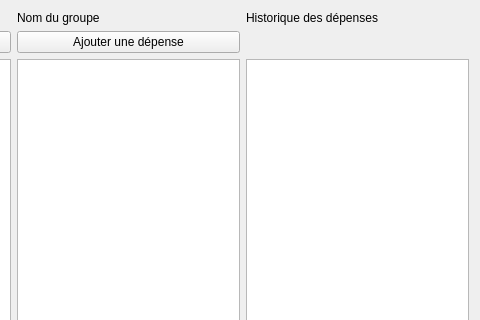
Above: vues/pagegestiondebudget/pagegestiondebudget.ui from Esr0g/ShareCount before the change; both pictures show x 223 to 703 and y 0 to 320 of the 703 by 691 pixel window. Below: the same form after it.
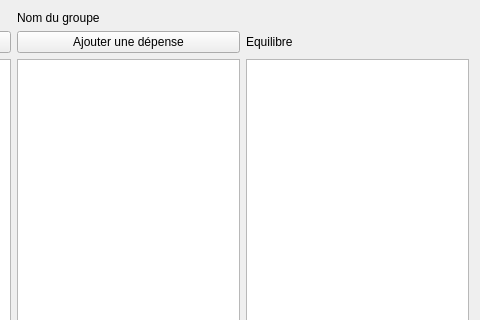
That is the form after the change.

What changed in the file:
```diff
--- a/vues/pagegestiondebudget/pagegestiondebudget.ui
+++ b/vues/pagegestiondebudget/pagegestiondebudget.ui
@@ -17,13 +17,6 @@
    <item row="3" column="2">
     <widget class="QListView" name="listView_3"/>
    </item>
-   <item row="1" column="2">
-    <widget class="QLabel" name="label_3">
-     <property name="text">
-      <string>Historique des dépenses</string>
-     </property>
-    </widget>
-   </item>
    <item row="1" column="0">
     <widget class="QLabel" name="label_2">
      <property name="text">
@@ -58,6 +51,13 @@
      </property>
     </widget>
    </item>
+   <item row="2" column="2">
+    <widget class="QLabel" name="label_3">
+     <property name="text">
+      <string>Equilibre</string>
+     </property>
+    </widget>
+   </item>
   </layout>
  </widget>
  <resources/>
```
